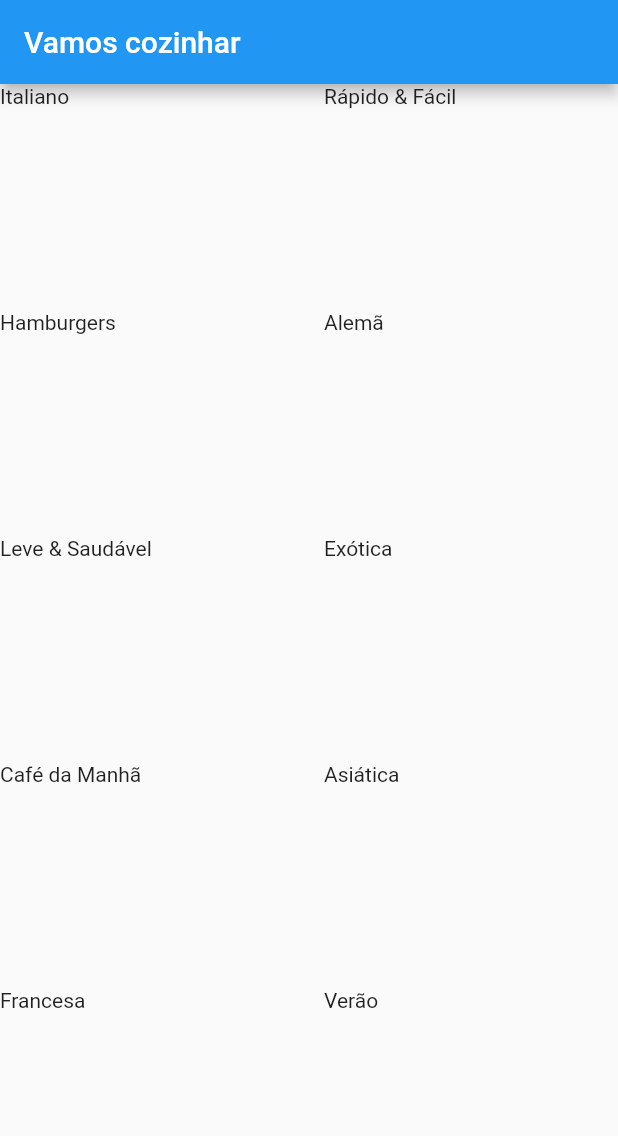
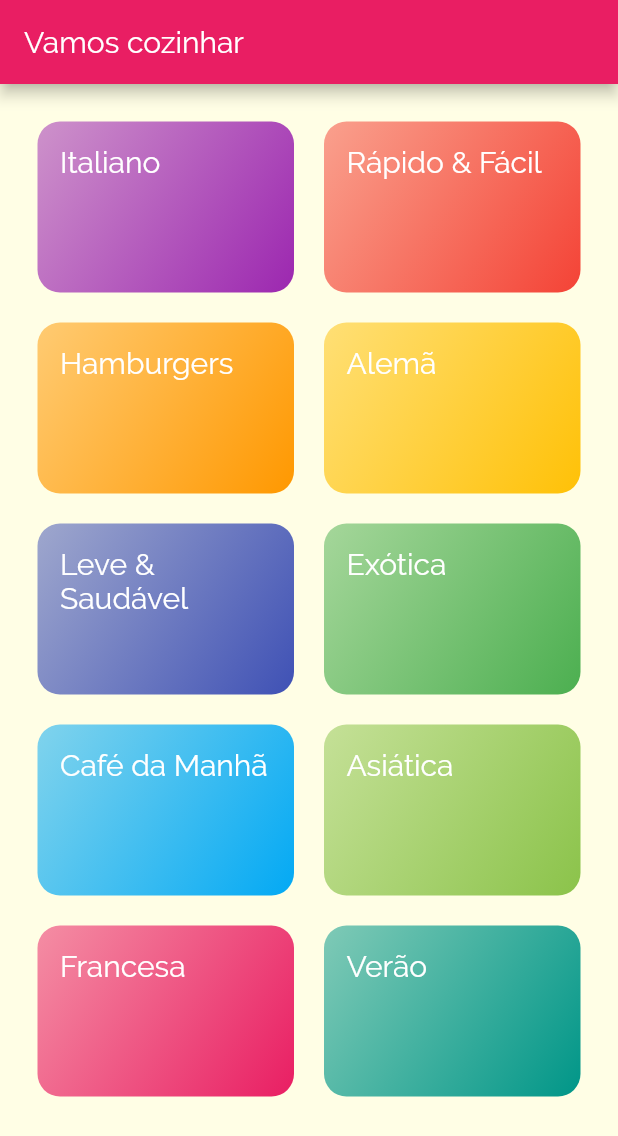
Before and after one commit to brandao-rafael/udemy-flutter, a Flutter app: the screen it shows after launch, on a phone screen of 412 x 824 dp. Shown: the top 1136 px of the screen. Run offline on Flutter 3.47's test engine with Material 2 defaults, Android fonts, the phone set to English and light mode, and no system bars.

Commit message:
style: theme and font-family

```diff
--- a/sessao-7-navegacao-multiplas-telas/recipes_app/lib/components/category_item.dart
+++ b/sessao-7-navegacao-multiplas-telas/recipes_app/lib/components/category_item.dart
@@ -8,7 +8,17 @@ class CategoryItem extends StatelessWidget {
   @override
   Widget build(BuildContext context) {
     return Container(
-      child: Text(category.title),
+      padding: const EdgeInsets.all(15),
+      decoration: BoxDecoration(
+          borderRadius: BorderRadius.circular(15),
+          gradient: LinearGradient(
+              colors: [category.color.withOpacity(0.5), category.color],
+              begin: Alignment.topLeft,
+              end: Alignment.bottomRight)),
+      child: Text(
+        category.title,
+        style: Theme.of(context).textTheme.titleLarge,
+      ),
     );
   }
 }
--- a/sessao-7-navegacao-multiplas-telas/recipes_app/lib/main.dart
+++ b/sessao-7-navegacao-multiplas-telas/recipes_app/lib/main.dart
@@ -8,10 +8,24 @@ class MyApp extends StatelessWidget {
 
   @override
   Widget build(BuildContext context) {
+    final ThemeData theme = ThemeData(
+      canvasColor: const Color.fromRGBO(255, 254, 229, 1),
+    );
     return MaterialApp(
-      title: 'DeliMeals',
-      theme: ThemeData(
-        primarySwatch: Colors.blue,
+      title: 'Vamos Cozinhar?',
+      theme: theme.copyWith(
+        colorScheme: theme.colorScheme.copyWith(
+          primary: Colors.pink,
+          secondary: Colors.amber,
+        ),
+      textTheme: theme.textTheme.copyWith(
+        titleLarge: const TextStyle(
+          fontFamily: 'Raleway',
+          fontSize: 20,
+        ),
+        labelLarge: const TextStyle(
+          fontFamily: 'RobotoCondensed',
+        )),
       ),
       home: const CategoriesScreen(),
     );
--- a/sessao-7-navegacao-multiplas-telas/recipes_app/lib/screens/categories_screen.dart
+++ b/sessao-7-navegacao-multiplas-telas/recipes_app/lib/screens/categories_screen.dart
@@ -12,6 +12,7 @@ class CategoriesScreen extends StatelessWidget {
         title: const Text('Vamos cozinhar'),
       ),
       body: GridView(
+        padding: const EdgeInsets.all(25),
         gridDelegate: const SliverGridDelegateWithMaxCrossAxisExtent(
           maxCrossAxisExtent: 200,
           childAspectRatio: 3 / 2,
```
Also changed, not shown: sessao-7-navegacao-multiplas-telas/recipes_app/pubspec.yaml (+20 -11 lines), sessao-7-navegacao-multiplas-telas/recipes_app/lib/assets/fonts/Raleway-Black.ttf (added), sessao-7-navegacao-multiplas-telas/recipes_app/lib/assets/fonts/Raleway-Bold.ttf (added), sessao-7-navegacao-multiplas-telas/recipes_app/lib/assets/fonts/Raleway-Regular.ttf (added), sessao-7-navegacao-multiplas-telas/recipes_app/lib/assets/fonts/RobotoCondensed-Bold.ttf (added), sessao-7-navegacao-multiplas-telas/recipes_app/lib/assets/fonts/RobotoCondensed-Italic.ttf (added), sessao-7-navegacao-multiplas-telas/recipes_app/lib/assets/fonts/RobotoCondensed-Light.ttf (added), sessao-7-navegacao-multiplas-telas/recipes_app/lib/assets/fonts/RobotoCondensed-Regular.ttf (added).
